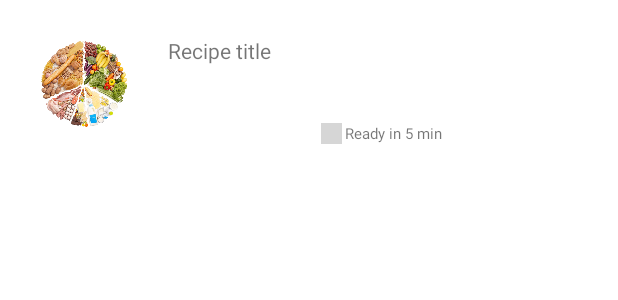
After one commit to mariatmbr/healthtracker, an Android app: the layout recipe_item_view.xml on its own in the app's theme, with its tools: preview values and no code run, on a phone screen of 412 x 824 dp. The commit adds this screen. Shown: the top 300 px of the screen. Run offline under Robolectric (Android 15) with nearby library versions, the phone set to English and light mode, and no system bars; network calls fail; grey boxes are pictures that could not be loaded.

Commit message:
added recipes list - Spoonacular API

```diff
--- a/app/src/main/java/com/example/healthtracker/model/SpoonacularModels.kt
+++ b/app/src/main/java/com/example/healthtracker/model/SpoonacularModels.kt
@@ -7,3 +7,7 @@ data class Recipe(
     val sourceUrl: String,
     val image: String,
 )
+
+data class Recipes(
+    val results: List<Recipe>,
+)
--- /dev/null
+++ b/app/src/main/res/layout/recipe_item_view.xml
@@ -0,0 +1,76 @@
+<?xml version="1.0" encoding="utf-8"?>
+<androidx.constraintlayout.widget.ConstraintLayout xmlns:android="http://schemas.android.com/apk/res/android"
+    xmlns:app="http://schemas.android.com/apk/res-auto"
+    xmlns:tools="http://schemas.android.com/tools"
+    android:layout_width="match_parent"
+    android:layout_height="wrap_content">
+
+    <androidx.cardview.widget.CardView
+        android:layout_width="0dp"
+        android:layout_height="wrap_content"
+        android:layout_marginStart="8dp"
+        android:layout_marginTop="8dp"
+        android:layout_marginEnd="8dp"
+        android:layout_marginBottom="8dp"
+        android:elevation="2dp"
+        app:cardCornerRadius="8dp"
+        app:layout_constraintBottom_toBottomOf="parent"
+        app:layout_constraintEnd_toEndOf="parent"
+        app:layout_constraintStart_toStartOf="parent"
+        app:layout_constraintTop_toTopOf="parent">
+
+        <androidx.constraintlayout.widget.ConstraintLayout
+            android:layout_width="match_parent"
+            android:layout_height="match_parent">
+
+            <ImageView
+                android:id="@+id/recipeImageView"
+                android:layout_width="96dp"
+                android:layout_height="96dp"
+                app:layout_constraintBottom_toBottomOf="parent"
+                app:layout_constraintStart_toStartOf="parent"
+                app:layout_constraintTop_toTopOf="parent"
+                app:srcCompat="@drawable/slide1" />
+
+            <TextView
+                android:id="@+id/recipeNameView"
+                android:layout_width="0dp"
+                android:layout_height="wrap_content"
+                android:layout_marginStart="8dp"
+                android:layout_marginTop="16dp"
+                android:layout_marginEnd="8dp"
+                android:text="Recipe title"
+                app:layout_constraintEnd_toEndOf="parent"
+                app:layout_constraintStart_toEndOf="@+id/recipeImageView"
+                app:layout_constraintTop_toTopOf="parent" />
+
+            <TextView
+                android:id="@+id/readyTextView"
+                android:layout_width="wrap_content"
+                android:layout_height="wrap_content"
+                android:layout_marginStart="2dp"
+                android:layout_marginEnd="8dp"
+                android:layout_marginBottom="8dp"
+                android:text="Ready in 5 min"
+                android:textSize="10sp"
+                app:layout_constraintBottom_toBottomOf="parent"
+                app:layout_constraintEnd_toEndOf="parent"
+                app:layout_constraintHorizontal_bias="0.5"
+                app:layout_constraintStart_toEndOf="@+id/imageView3" />
+
+            <ImageView
+                android:id="@+id/imageView3"
+                android:layout_width="14dp"
+                android:layout_height="14dp"
+                android:layout_marginStart="8dp"
+                android:layout_marginBottom="8dp"
+                app:layout_constraintBottom_toBottomOf="parent"
+                app:layout_constraintEnd_toStartOf="@+id/readyTextView"
+                app:layout_constraintHorizontal_bias="0.5"
+                app:layout_constraintHorizontal_chainStyle="packed"
+                app:layout_constraintStart_toEndOf="@+id/recipeImageView"
+                app:srcCompat="@drawable/timer" />
+        </androidx.constraintlayout.widget.ConstraintLayout>
+    </androidx.cardview.widget.CardView>
+
+</androidx.constraintlayout.widget.ConstraintLayout>
```
Also changed, not shown: app/build.gradle (+6 -2 lines), app/src/main/java/com/example/healthtracker/model/ApiClient.kt (added, +18 -0 lines), app/src/main/java/com/example/healthtracker/model/RetrofitClient.kt (deleted, +0 -24 lines), app/src/main/java/com/example/healthtracker/model/SpoonacularAPI.kt (+9 -2 lines), app/src/main/java/com/example/healthtracker/ui/main/recipes/RecipesFragment.kt (+28 -20 lines), app/src/main/java/com/example/healthtracker/ui/main/recipes/RecipesListAdapter.kt (added, +46 -0 lines), app/src/main/java/com/example/healthtracker/ui/main/recipes/RecipesViewModel.kt (+12 -4 lines), app/src/main/res/layout/activity_main.xml (+4 -21 lines), app/src/main/res/layout/fragment_recipes.xml (+13 -6 lines), 2 other files.
